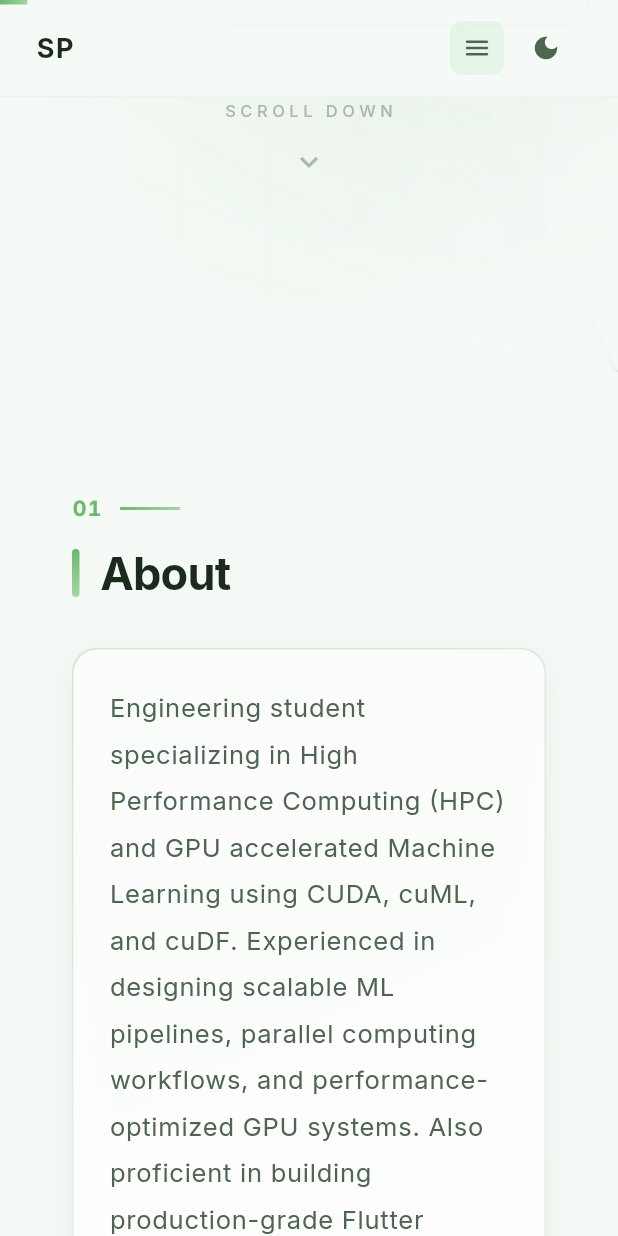
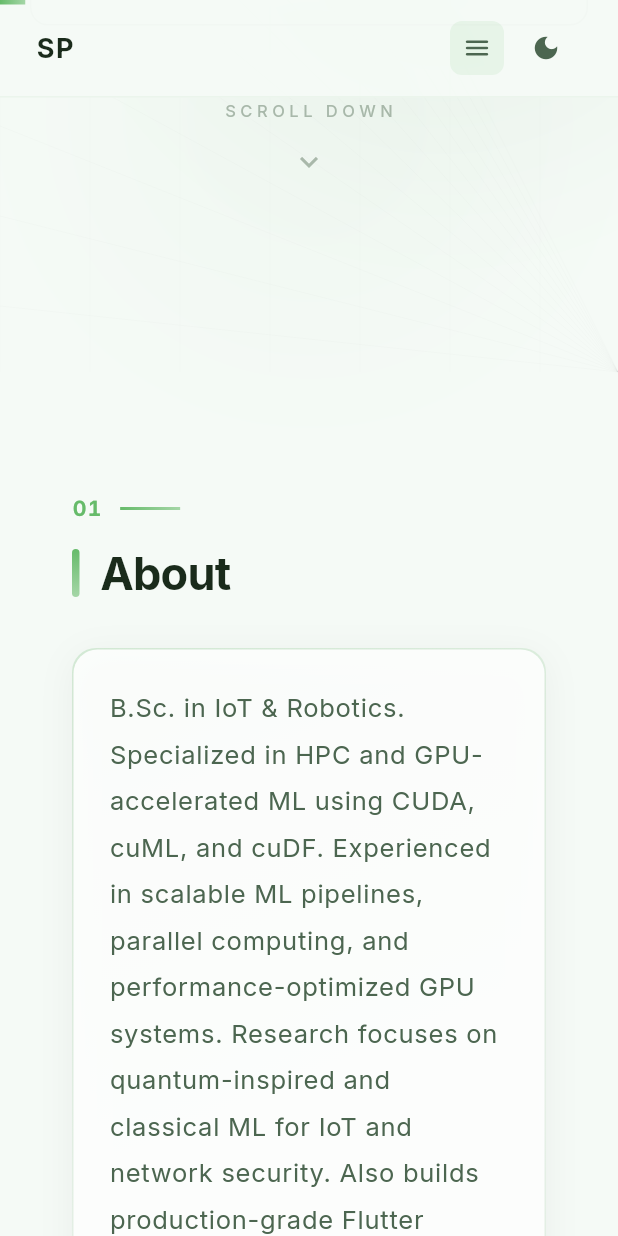
Before and after one commit to sidratulpunno/portfolio, a Flutter app: the screen it shows after launch, scrolled down 576 dp, on a phone screen of 412 x 824 dp. Run offline on Flutter 3.47's test engine with Material 3 defaults, Android fonts, the phone set to English and light mode, and no system bars; our stand-ins replace cached_network_image, google_fonts; missing offline and left inert: dart:html, dart:ui_web; network calls fail.

Commit message:
change the project section

```diff
--- a/lib/data/resume_data.dart
+++ b/lib/data/resume_data.dart
@@ -12,38 +12,38 @@ class ResumeData {
   static const portfolioRepo = 'https://github.com/sidratulpunno/portfolio';
   static const resumeUrl = 'https://drive.google.com/file/d/1nR40C2p7q3Zfxd9ihVOl7iD_vItlwAI3/view';
 
-  static const summary = 'Engineering student specializing in High Performance Computing (HPC) '
-      'and GPU accelerated Machine Learning using CUDA, cuML, and cuDF. '
-      'Experienced in designing scalable ML pipelines, parallel computing '
-      'workflows, and performance-optimized GPU systems. Also proficient in '
-      'building production-grade Flutter applications integrated with AI '
-      'services.';
+  static const summary = 'B.Sc. in IoT & Robotics. Specialized in HPC and '
+      'GPU-accelerated ML using CUDA, cuML, and cuDF. Experienced in scalable '
+      'ML pipelines, parallel computing, and performance-optimized GPU systems. '
+      'Research focuses on quantum-inspired and classical ML for IoT and network '
+      'security. Also builds production-grade Flutter applications with AI '
+      'services. Targeting opportunities in HPC, GPU computing, and AI-driven systems.';
 
   static const interests = [
     'High-Performance Computing',
     'GPU-Accelerated Machine Learning',
     'Parallel Algorithms',
-    'LLM Steering & Fine Tuning',
+    'LLM steering & Fine Tuning',
     'Assistive & Human-Centered AI',
     'AI-Enabled Mobile Systems',
   ];
 
   static const education = [
-    Education('2023 – 2026', 'B.Sc. in IoT & Robotics Engineering',
-        'University of Frontier Technology, Bangladesh', 'CGPA (7th Sem): 3.84 / 4.00'),
-    Education('2021', 'Higher Secondary School Certificate', '', 'GPA: 5.0/5.0'),
-    Education('2018', 'Secondary School Certificate', '', 'GPA: 5.0/5.0'),
+    Education('2023 - 2026', 'B.Sc. in IoT & Robotics Engineering',
+        'University of Frontier Technology, Bangladesh', 'CGPA: 3.87 / 4.00'),
+    Education('2021', 'Higher Secondary School Certificate (HSC)', '', 'GPA: 5.0/5.0'),
+    Education('2018', 'Secondary School Certificate (SSC)', '', 'GPA: 5.0/5.0'),
   ];
 
   static const publications = [
     Publication(
       'Jan 2026',
       'Transformer-Based Models for Student Mental Health Detection: A Comparative Study of BERT, RoBERTa and Gemma',
-      'IEEE ICECTE 2026, Rajshahi, Bangladesh'),
+      '2026 IEEE International Conference on Electrical, Computer & Telecommunication Engineering (ICECTE 2026), Rajshahi, Bangladesh'),
     Publication(
       'Apr 2026',
       'AgriMind: An IoT-Driven LLM Framework for Intelligent Precision Agriculture',
-      'IEEE QPAIN 2026, Chittagong, Bangladesh'),
+      '2026 IEEE 2nd International Conference on Quantum Photonics, Artificial Intelligence, and Networking (QPAIN), Chittagong, Bangladesh'),
     Publication(
       'Jun 2026',
       'IoT-Based Smart Homes: Technologies, Security Risks and Countermeasures',
@@ -52,57 +52,119 @@ class ResumeData {
 
   static const skills = [
     SkillCategory('HPC & GPU Computing', [
-      'CUDA C/C++', 'NVIDIA RAPIDS', 'cuML', 'cuDF', 'Nsight Compute',
+      'CUDA (C/C++)',
+      'NVIDIA RAPIDS (cuML, cuDF)',
+      'GPU-accelerated pipelines',
+      'Parallel computing',
+      'Performance optimization',
+      'Nsight Compute',
+      'nvidia-smi',
     ]),
     SkillCategory('AI & Machine Learning', [
-      'Deep Learning', 'LoRA', 'LLM Fine Tuning', 'Computer Vision', 'RoBERTa',
+      'Deep Learning',
+      'LoRA',
+      'LLM fine tuning',
+      'Computer Vision',
+      'Generative AI (Gemini / Nano Banana)',
+      'RoBERTa',
+      'GPU workflows',
     ]),
-    SkillCategory('Mobile Development', ['Flutter', 'Firebase', 'TFLite']),
-    SkillCategory('Languages', ['Python', 'CUDA C/C++', 'Dart', 'C', 'C++', 'Rust']),
-    SkillCategory('Backend & IoT', ['FastAPI', 'Flask', 'Arduino', 'ESP32', 'Raspberry Pi']),
-    SkillCategory('Tools & Platforms', ['Git', 'Docker', 'Linux', 'Azure', 'Altium']),
+    SkillCategory('Mobile Development', [
+      'Flutter (Android, Web)',
+      'Firebase (Auth, Firestore, FCM)',
+      'Google Sign-In',
+      'TTS integration',
+      'TFLite',
+    ]),
+    SkillCategory('Backend Development', [
+      'Python (FastAPI, Flask)',
+    ]),
+    SkillCategory('Languages', [
+      'Python',
+      'CUDA C/C++',
+      'Dart',
+      'C',
+      'Java',
+      'C++',
+      'Bash',
+      'Rust',
+    ]),
+    SkillCategory('IoT Platform', [
+      'Arduino',
+      'Raspberry Pi',
+      'ESP8266',
+      'ESP32',
+    ]),
+    SkillCategory('PCB Design', [
+      'Altium Designer',
+    ]),
+    SkillCategory('Operating System', [
+      'Windows',
+      'Linux',
+    ]),
+    SkillCategory('Typesetting', [
+      'LaTeX',
+    ]),
+    SkillCategory('Database', [
+      'MySQL',
+      'MongoDB',
+    ]),
+    SkillCategory('Tools & Platforms', [
+      'Burp Suite',
+      'Git',
+      'GitHub',
+      'Google Drive API',
+      'Jitsi Meet SDK',
+      'Azure Cloud',
+    ]),
+  ];
+
+  static const languages = [
+    'English (Professional Working Proficiency)',
+    'Bangla (Native)',
+  ];
+
+  static const extracurriculars = [
+    'Scout Member (Senior Patrol Leader) — Leadership training, team coordination, and community service initiatives.',
+    'Photography — Event, nature and creative photography. Executive committee member of the school photography club.',
   ];
 
   static final projects = [
     Project(
       title: 'GPU-Accelerated ML Pipeline',
-      tech: 'CUDA | cuML | cuDF',
+      tech: 'HPC | CUDA | cuML | cuDF',
       points: [
-        'GPU-accelerated ML pipelines using NVIDIA RAPIDS ecosystem',
-        'cuDF for large-scale GPU data preprocessing',
-        'Multi-fold training speedups vs CPU-based workflows',
+        'Built GPU-accelerated ML pipelines using NVIDIA RAPIDS (cuDF for preprocessing, cuML for training), achieving multi-fold speedups over CPU workflows.',
       ],
     ),
     Project(
-      title: 'Smart Navigation Assistant',
-      tech: 'AI | Flutter | CV',
+      title: 'Quantum ML for Network Security',
+      tech: 'Quantum ML | Network Security | Python',
       points: [
-        'AI-powered Flutter app for real-time assistive navigation with LLM',
-        'Object detection, distance estimation, and TTS-based guidance',
+        'Evaluated parameterized quantum kernels for one-class intrusion detection on CICIoT2023 and UNSW-NB15 under an equalized protocol; implemented a PSO-tuned RFF surrogate validated against the exact fidelity kernel.',
+        'Found no detection advantage over classical RBF one-class SVM, with explicit surrogate-to-exact kernel fidelity analysis.',
       ],
     ),
     Project(
-      title: 'Mental Health Detection',
-      tech: 'NLP | RoBERTa | Gemma',
+      title: 'Quantum-Inspired Decentralized IoT Anomaly Detection',
+      tech: 'IoT Security | Anomaly Detection | Swarm Collaboration',
       points: [
-        'Transformer model for mental health text classification',
-        'CLI-based inference for streamlined testing evaluation',
+        'Designed a decentralized anomaly-detection framework combining a benign-reference fidelity-density detector with swarm-inspired peer corroboration.',
+        'Evaluated on CICIoT2023 and X-IIoTID (ROC-AUC 0.9706, 0.8758) and validated peer verification in a 50-node NS-3 simulation (3-of-3 delivery, 10.8424 ms latency).',
       ],
     ),
     Project(
-      title: 'Video Conferencing App',
-      tech: 'Flutter | Firebase | Jitsi',
+      title: 'Smart Navigation Assistant for Visually Impaired',
+      tech: 'AI | Flutter',
       points: [
-        'Real-time video conferencing with Jitsi Meet SDK',
-        'Firebase auth, real-time chat, and meeting management',
+        'Developed an AI-powered Flutter app for real-time assistive navigation using an LLM, with computer vision for object detection, distance estimation, and TTS-based guidance.',
       ],
     ),
     Project(
-      title: 'Smart Door Lock System',
-      tech: 'IoT | ESP32',
+      title: 'Student Mental Health Detection System',
+      tech: 'ML | NLP',
       points: [
-        'Cloud-connected security system with ESP32 microcontroller',
-        'Remote monitoring and secure access control via IoT',
+        'Implemented a RoBERTa & Gemma based Transformer for mental health sentiment analysis and a CLI-based inference tool for evaluation.',
       ],
     ),
   ];
@@ -117,11 +179,8 @@ class ResumeData {
     Certification('PCB Design: From Idea to Product', 'https://ude.my/UC-9df4d3f1-2eeb-4245-a158-8884d6ff4f73', 'https://udemy-certificate.s3.amazonaws.com/image/UC-9df4d3f1-2eeb-4245-a158-8884d6ff4f73.jpg'),
     Certification('Go - The Complete Guide', 'https://ude.my/UC-560066ed-eb42-4323-b4c6-0dc4f42e23f3', 'https://udemy-certificate.s3.amazonaws.com/image/UC-560066ed-eb42-4323-b4c6-0dc4f42e23f3.jpg'),
     Certification('Flutter BLoC - Zero to Hero', 'https://ude.my/UC-d6cc5e44-2608-4cc7-9596-81d6c3d91305', 'https://udemy-certificate.s3.amazonaws.com/image/UC-d6cc5e44-2608-4cc7-9596-81d6c3d91305.jpg'),
-    Certification('Learning Complete PCB Design: From an Idea to a Product', 'https://ude.my/UC-9df4d3f1-2eeb-4245-a158-8884d6ff4f73', 'https://udemy-certificate.s3.amazonaws.com/image/UC-9df4d3f1-2eeb-4245-a158-8884d6ff4f73.jpg'),
-    Certification('DevOps, CI/CD(Continuous Integration/DeIivery) for Beginners', 'https://ude.my/UC-5a2f1bbf-d4d8-4b75-a1d2-6b4d79ba800e', 'https://udemy-certificate.s3.amazonaws.com/image/UC-5a2f1bbf-d4d8-4b75-a1d2-6b4d79ba800e.jpg'),
+    Certification('DevOps, CI/CD (Continuous Integration/Delivery) for Beginners', 'https://ude.my/UC-5a2f1bbf-d4d8-4b75-a1d2-6b4d79ba800e', 'https://udemy-certificate.s3.amazonaws.com/image/UC-5a2f1bbf-d4d8-4b75-a1d2-6b4d79ba800e.jpg'),
     Certification('How to Set Up an Electronics Lab: Tools & Equipments', 'https://ude.my/UC-0f1e3b5a-f474-48b2-8d9c-35c0511820dd', 'https://udemy-certificate.s3.amazonaws.com/image/UC-0f1e3b5a-f474-48b2-8d9c-35c0511820dd.jpg'),
-    Certification('AI Fluency: Framework & Foundations', 'https://verify.skilljar.com/c/m3t6rum2y2px', 'https://i.imgur.com/PdDnZZ1.jpeg'),
-    Certification('Claude 101', 'https://verify.skilljar.com/c/wfmycoovhkd6', 'https://i.imgur.com/TcxFrKG.jpeg'),
   ];
 
   static const badges = [
@@ -141,22 +200,22 @@ class ResumeData {
       company: 'University of Frontier Technology',
       role: 'Undergraduate Research Assistant',
       period: 'Jan 2025 – Present',
-      description: 'Research on NLP and GPU-accelerated ML for mental health detection.',
+      description: 'Research on quantum-inspired and classical ML for IoT and network security, plus GPU-accelerated ML.',
       highlights: [
-        'Developed transformer-based models for mental health text classification',
-        'Optimized training pipelines using CUDA and NVIDIA RAPIDS',
-        'Published 2 IEEE papers on AI-driven healthcare solutions',
+        'Transformer-based models for student mental health detection (IEEE ICECTE 2026)',
+        'Quantum ML evaluation for intrusion detection on CICIoT2023 and UNSW-NB15',
+        'Decentralized IoT anomaly detection validated in 50-node NS-3 simulation',
       ],
     ),
     Experience(
       company: 'Independent Projects',
       role: 'HPC & AI Engineer (Freelance)',
       period: '2024 – Present',
-      description: 'Building GPU-accelerated ML solutions and production-grade Flutter apps.',
+      description: 'Building GPU-accelerated ML systems and production-grade Flutter apps with AI services.',
       highlights: [
-        'Designed end-to-end ML pipelines with cuML and cuDF',
-        'Built AI-powered Flutter applications integrating LLM APIs',
-        'Developed IoT systems with cloud connectivity and real-time monitoring',
+        'GPU-accelerated ML pipelines with RAPIDS (cuML, cuDF)',
+        'AI-powered Flutter applications integrating LLM APIs and TTS',
+        'IoT systems with ESP32 / Arduino and cloud connectivity',
       ],
     ),
   ];
--- a/lib/screens/home/widgets/projects_section.dart
+++ b/lib/screens/home/widgets/projects_section.dart
@@ -49,7 +49,7 @@ class ProjectsSection extends StatelessWidget {
           AnimatedSection(
             child: const SectionHeader(
               title: 'Projects',
-              subtitle: 'Selected work across HPC, AI, mobile, and IoT',
+              subtitle: 'Selected work across HPC, quantum ML, AI, mobile, and IoT',
               index: '04',
             ),
           ),
--- a/lib/theme/colors.dart
+++ b/lib/theme/colors.dart
@@ -82,7 +82,10 @@ class PortfolioColors {
     if (c.contains('language')) {
       return blue;
     }
-    if (c.contains('backend') || c.contains('iot')) {
+    if (c.contains('backend') ||
+        c.contains('iot') ||
+        c.contains('database') ||
+        c.contains('pcb')) {
       return cyan;
     }
     return slate;
```
Also changed, not shown: lib/screens/home/widgets/achievements_section.dart (+39 -0 lines), lib/screens/home/widgets/skills_section.dart (+35 -26 lines), seo_portfolio/llms.txt (+37 -25 lines), 3 other files.
